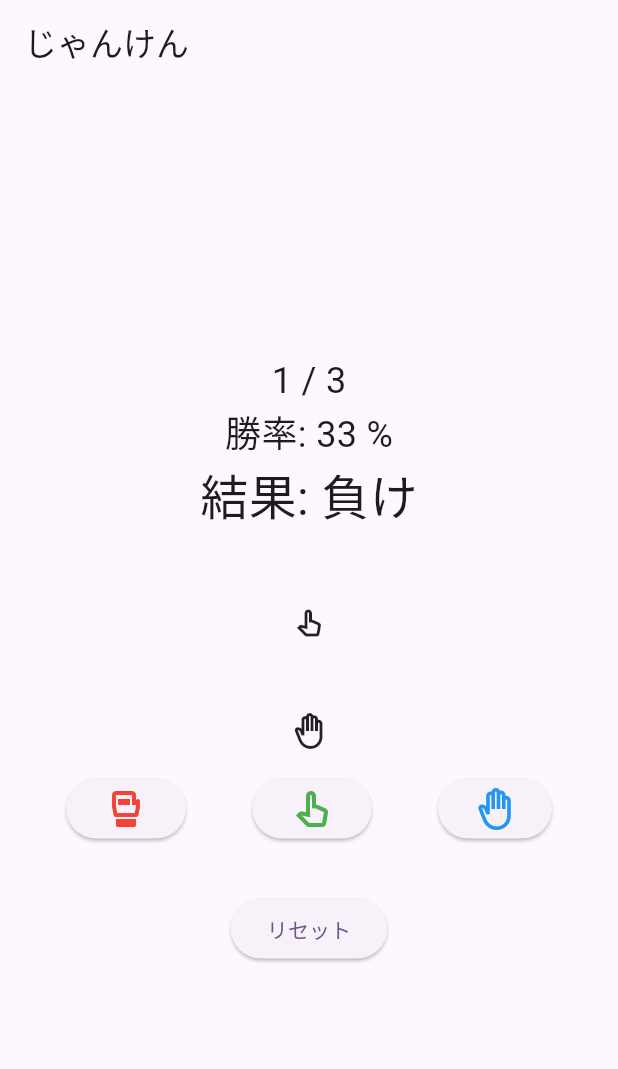
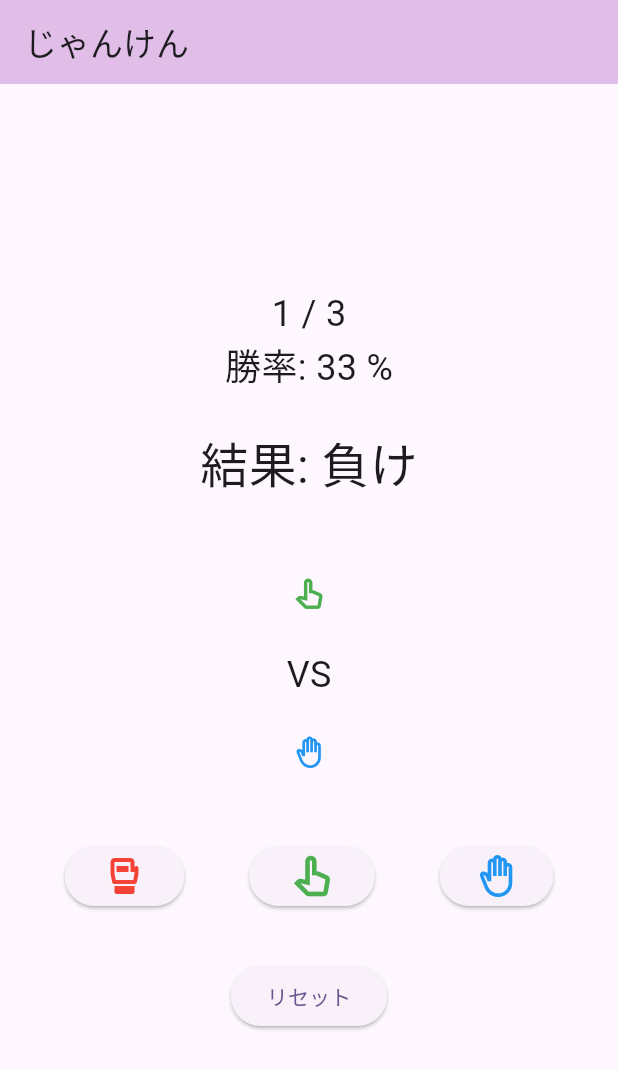
Before and after one commit to Takanaz/try_flutter_2, a Flutter app: the screen it shows after launch, after a tap on the "sports mma" icon, after a tap on the "pan tool alt" icon, after a tap on the "back hand" icon, on a phone screen of 412 x 824 dp. Shown: the top 1069 px of the screen. Run offline on Flutter 3.47's test engine with Material 3 defaults, Android fonts, the light colour scheme and no system bars.

Commit message:
fix some styles

```diff
--- a/lib/main.dart
+++ b/lib/main.dart
@@ -48,13 +48,13 @@ class _JankenPageState extends State<JankenPage> {
   Icon randomNumToHand(int randomNum) {
     switch (randomNum) {
       case 0:
-        return Icon(Icons.sports_mma_outlined);
+        return Icon(Icons.sports_mma_outlined, color: Colors.red, size: 24);
       case 1:
-        return Icon(Icons.pan_tool_alt_outlined);
+        return Icon(Icons.pan_tool_alt_outlined, color: Colors.green, size: 27);
       case 2:
-        return Icon(Icons.back_hand_outlined);
+        return Icon(Icons.back_hand_outlined, color: Colors.blue, size: 21);
       default:
-        return Icon(Icons.sports_mma_outlined);
+        return Icon(Icons.sports_mma_outlined, color: Colors.red, size: 24);
     }
   }
 
@@ -96,6 +96,7 @@ class _JankenPageState extends State<JankenPage> {
     return Scaffold(
       appBar: AppBar(
         title: Text('じゃんけん'),
+        backgroundColor: Colors.purple.shade100,
       ),
       body: Center(
         child: Column(
@@ -109,35 +110,41 @@ class _JankenPageState extends State<JankenPage> {
               '勝率: ${winRate.toString()} %',
               style: TextStyle(fontSize: 24),
             ),
+            SizedBox(height: 24),
             Text(
               '結果: $result',
               style: TextStyle(fontSize: 32),
             ),
             SizedBox(height: 48),
             computerHand,
+            SizedBox(height: 24),
+            Text('VS', style: TextStyle(fontSize: 24)),
+            SizedBox(height: 24),
+            myHand,
             SizedBox(height: 48),
-            myHand,
-            SizedBox(height: 16),
             Row(
               mainAxisAlignment: MainAxisAlignment.spaceEvenly,
               children: <Widget>[
                 ElevatedButton(
                   onPressed: () {
-                    setMyHand(Icon(Icons.sports_mma_outlined));
+                    setMyHand(Icon(Icons.sports_mma_outlined,
+                        color: Colors.red, size: 24));
                   },
                   child: Icon(Icons.sports_mma_outlined,
                       color: Colors.red, size: 32),
                 ),
                 ElevatedButton(
                   onPressed: () {
-                    setMyHand(Icon(Icons.pan_tool_alt_outlined));
+                    setMyHand(Icon(Icons.pan_tool_alt_outlined,
+                        color: Colors.green, size: 27));
                   },
                   child: Icon(Icons.pan_tool_alt_outlined,
-                      color: Colors.green, size: 32),
+                      color: Colors.green, size: 36),
                 ),
                 ElevatedButton(
                   onPressed: () {
-                    setMyHand(Icon(Icons.back_hand_outlined));
+                    setMyHand(Icon(Icons.back_hand_outlined,
+                        color: Colors.blue, size: 21));
                   },
                   child: Icon(Icons.back_hand_outlined,
                       color: Colors.blue, size: 28),
```
